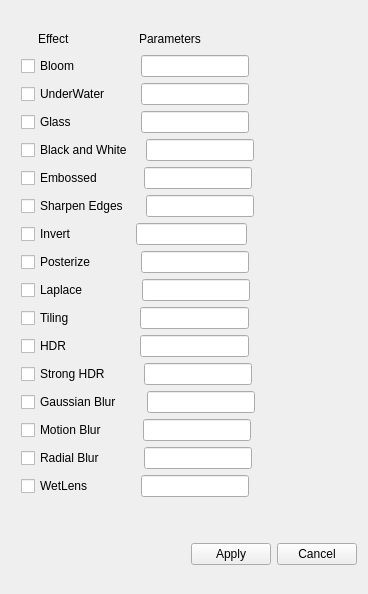
The window that bin/scenes/Compositor/compositor.ui (realXtend/tundra) describes before a commit, drawn with Qt 5.
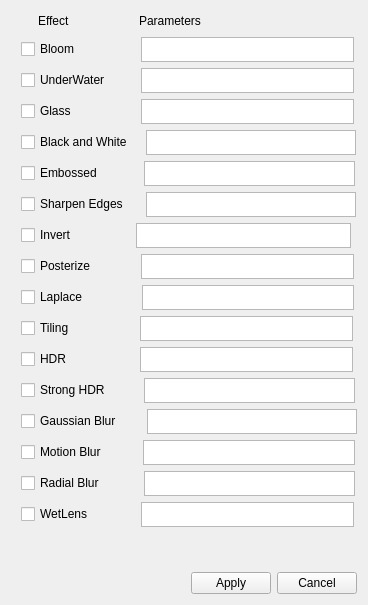
The same window after the commit.

Commit message: Added a script file for compositor effects.

The edit to the form file:
```diff
--- a/bin/scenes/Compositor/compositor.ui
+++ b/bin/scenes/Compositor/compositor.ui
@@ -7,29 +7,19 @@
     <x>0</x>
     <y>0</y>
     <width>368</width>
-    <height>594</height>
+    <height>605</height>
    </rect>
   </property>
+  <property name="maximumSize">
+   <size>
+    <width>368</width>
+    <height>605</height>
+   </size>
+  </property>
   <property name="windowTitle">
    <string>Post Process Effects </string>
   </property>
   <layout class="QVBoxLayout" name="verticalLayout_2">
-   <item>
-    <spacer name="verticalSpacer_2">
-     <property name="orientation">
-      <enum>Qt::Vertical</enum>
-     </property>
-     <property name="sizeType">
-      <enum>QSizePolicy::Maximum</enum>
-     </property>
-     <property name="sizeHint" stdset="0">
-      <size>
-       <width>10</width>
-       <height>40</height>
-      </size>
-     </property>
-    </spacer>
-   </item>
    <item>
     <layout class="QHBoxLayout" name="horizontalLayout">
      <item>
@@ -138,11 +128,11 @@
       </spacer>
      </item>
      <item>
-      <widget class="QLineEdit" name="editBloom">
+      <widget class="QPlainTextEdit" name="editBloom">
        <property name="maximumSize">
         <size>
-         <width>200</width>
-         <height>50</height>
+         <width>250</width>
+         <height>25</height>
         </size>
        </property>
       </widget>
@@ -204,10 +194,16 @@
       </spacer>
      </item>
      <item>
-      <widget class="QLineEdit" name="editUnderWater">
+      <widget class="QPlainTextEdit" name="editUnderWater">
        <property name="maximumSize">
         <size>
-         <width>200</width>
+         <width>250</width>
+         <height>25</height>
+        </size>
+       </property>
+       <property name="baseSize">
+        <size>
+         <width>250</width>
          <height>50</height>
         </size>
        </property>
@@ -270,11 +266,11 @@
       </spacer>
      </item>
      <item>
-      <widget class="QLineEdit" name="editGlass">
+      <widget class="QPlainTextEdit" name="editGlass">
        <property name="maximumSize">
         <size>
-         <width>200</width>
-         <height>50</height>
+         <width>250</width>
+         <height>25</height>
         </size>
        </property>
       </widget>
@@ -336,11 +332,11 @@
       </spacer>
      </item>
      <item>
-      <widget class="QLineEdit" name="editBW">
+      <widget class="QPlainTextEdit" name="editBW">
        <property name="maximumSize">
         <size>
-         <width>200</width>
-         <height>50</height>
+         <width>250</width>
+         <height>25</height>
         </size>
        </property>
       </widget>
@@ -402,11 +398,11 @@
       </spacer>
      </item>
      <item>
-      <widget class="QLineEdit" name="editEmbossed">
+      <widget class="QPlainTextEdit" name="editEmbossed">
        <property name="maximumSize">
         <size>
-         <width>200</width>
-         <height>50</height>
+         <width>250</width>
+         <height>25</height>
         </size>
        </property>
       </widget>
@@ -468,11 +464,11 @@
       </spacer>
      </item>
      <item>
-      <widget class="QLineEdit" name="editSharpenEdges">
+      <widget class="QPlainTextEdit" name="editSharpenEdges">
        <property name="maximumSize">
         <size>
-         <width>200</width>
-         <height>50</height>
+         <width>250</width>
+         <height>25</height>
         </size>
        </property>
       </widget>
@@ -534,11 +530,11 @@
       </spacer>
      </item>
      <item>
-      <widget class="QLineEdit" name="editInvert">
+      <widget class="QPlainTextEdit" name="editInvert">
        <property name="maximumSize">
         <size>
-         <width>200</width>
-         <height>50</height>
+         <width>250</width>
+         <height>25</height>
         </size>
        </property>
       </widget>
@@ -600,11 +596,11 @@
       </spacer>
      </item>
      <item>
-      <widget class="QLineEdit" name="editPosterize">
+      <widget class="QPlainTextEdit" name="editPosterize">
        <property name="maximumSize">
         <size>
-         <width>200</width>
-         <height>50</height>
+         <width>250</width>
+         <height>25</height>
         </size>
        </property>
       </widget>
@@ -666,11 +662,11 @@
       </spacer>
      </item>
      <item>
-      <widget class="QLineEdit" name="editLaplace">
+      <widget class="QPlainTextEdit" name="editLaplace">
        <property name="maximumSize">
         <size>
-         <width>200</width>
-         <height>50</height>
+         <width>250</width>
+         <height>25</height>
         </size>
        </property>
       </widget>
@@ -732,11 +728,11 @@
       </spacer>
      </item>
      <item>
-      <widget class="QLineEdit" name="editTiling">
+      <widget class="QPlainTextEdit" name="editTiling">
        <property name="maximumSize">
         <size>
-         <width>200</width>
-         <height>50</height>
+         <width>250</width>
+         <height>25</height>
         </size>
        </property>
       </widget>
@@ -798,11 +794,11 @@
       </spacer>
      </item>
      <item>
-      <widget class="QLineEdit" name="editHDR">
+      <widget class="QPlainTextEdit" name="editHDR">
        <property name="maximumSize">
         <size>
-         <width>200</width>
-         <height>50</height>
+         <width>250</width>
+         <height>25</height>
         </size>
        </property>
       </widget>
@@ -864,11 +860,11 @@
       </spacer>
      </item>
      <item>
-      <widget class="QLineEdit" name="editStrongHDR">
+      <widget class="QPlainTextEdit" name="editStrongHDR">
        <property name="maximumSize">
         <size>
-         <width>200</width>
-         <height>50</height>
+         <width>250</width>
+         <height>25</height>
         </size>
        </property>
       </widget>
@@ -930,11 +926,11 @@
       </spacer>
      </item>
      <item>
-      <widget class="QLineEdit" name="editGaussianBlur">
+      <widget class="QPlainTextEdit" name="editGaussianBlur">
        <property name="maximumSize">
         <size>
-         <width>200</width>
-         <height>50</height>
+         <width>250</width>
+         <height>25</height>
         </size>
        </property>
       </widget>
@@ -996,11 +992,11 @@
       </spacer>
      </item>
      <item>
-      <widget class="QLineEdit" name="editMotionBlur">
+      <widget class="QPlainTextEdit" name="editMotionBlur">
        <property name="maximumSize">
         <size>
-         <width>200</width>
-         <height>50</height>
+         <width>250</width>
+         <height>25</height>
         </size>
        </property>
       </widget>
@@ -1062,11 +1058,11 @@
       </spacer>
      </item>
      <item>
-      <widget class="QLineEdit" name="editRadialBlur">
+      <widget class="QPlainTextEdit" name="editRadialBlur">
        <property name="maximumSize">
         <size>
-         <width>200</width>
-         <height>50</height>
+         <width>250</width>
+         <height>25</height>
         </size>
        </property>
       </widget>
@@ -1128,11 +1124,11 @@
       </spacer>
      </item>
      <item>
-      <widget class="QLineEdit" name="editWetLens">
+      <widget class="QPlainTextEdit" name="editWetLens">
        <property name="maximumSize">
         <size>
-         <width>200</width>
-         <height>50</height>
+         <width>250</width>
+         <height>25</height>
         </size>
        </property>
       </widget>
@@ -1158,12 +1154,12 @@
       <enum>Qt::Vertical</enum>
      </property>
      <property name="sizeType">
-      <enum>QSizePolicy::Fixed</enum>
+      <enum>QSizePolicy::Expanding</enum>
      </property>
      <property name="sizeHint" stdset="0">
       <size>
        <width>20</width>
-       <height>40</height>
+       <height>55</height>
       </size>
      </property>
     </spacer>
@@ -1215,19 +1211,6 @@
      </item>
     </layout>
    </item>
-   <item>
-    <spacer name="verticalSpacer_3">
-     <property name="orientation">
-      <enum>Qt::Vertical</enum>
-     </property>
-     <property name="sizeHint" stdset="0">
-      <size>
-       <width>20</width>
-       <height>40</height>
-      </size>
-     </property>
-    </spacer>
-   </item>
   </layout>
  </widget>
  <resources/>
```
The commit also changes 2 other files.
